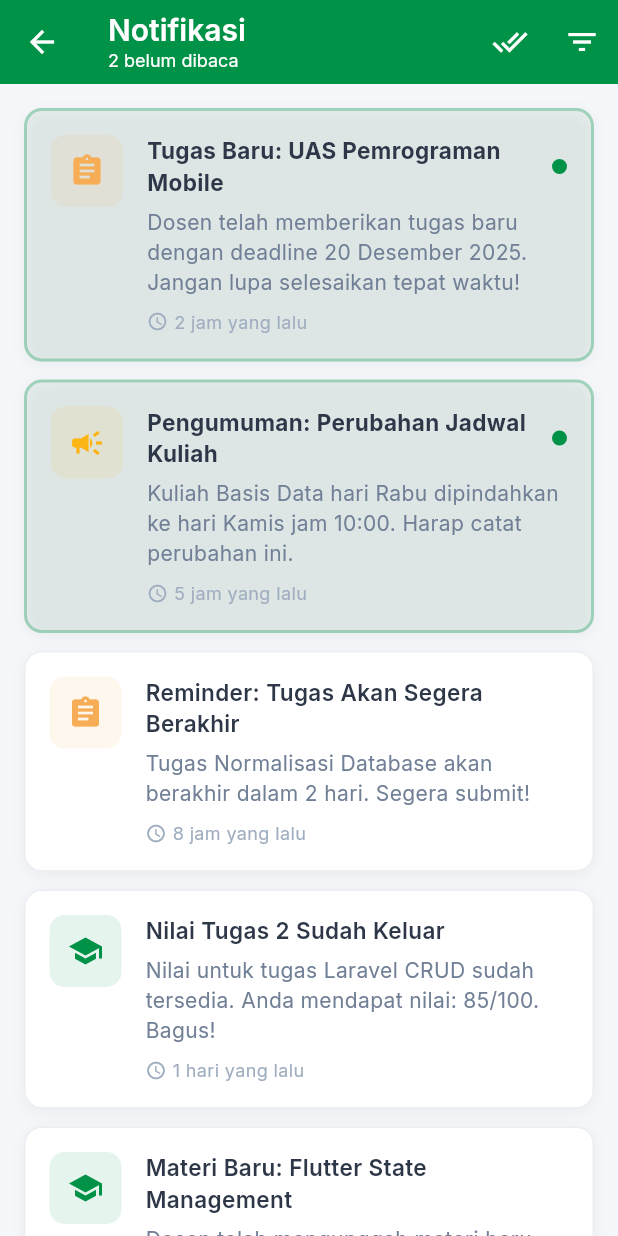
After one commit to siapaajaboleh888/UAS_Smart-UIM, a Flutter app: the NotificationScreen screen opened directly, on a phone screen of 412 x 824 dp. The commit adds this screen. Run offline on Flutter 3.47's test engine with Material 3 defaults, Android fonts, the phone set to English and light mode, and no system bars; our stand-ins replace google_fonts, shared_preferences; accounts and stored records are empty.

Commit message:
FEATURE: Ganti Profile tab jadi Notifikasi di bottom nav + Full notification system

```diff
--- /dev/null
+++ b/lib/models/notification_item.dart
@@ -0,0 +1,121 @@
+class NotificationItem {
+  final String id;
+  final String title;
+  final String message;
+  final String type; // assignment, announcement, course, system
+  final DateTime timestamp;
+  final bool isRead;
+  final String? actionUrl;
+
+  NotificationItem({
+    required this.id,
+    required this.title,
+    required this.message,
+    required this.type,
+    required this.timestamp,
+    this.isRead = false,
+    this.actionUrl,
+  });
+
+  String get timeAgo {
+    final difference = DateTime.now().difference(timestamp);
+
+    if (difference.inDays > 7) {
+      return '${difference.inDays ~/ 7} minggu yang lalu';
+    } else if (difference.inDays > 0) {
+      return '${difference.inDays} hari yang lalu';
+    } else if (difference.inHours > 0) {
+      return '${difference.inHours} jam yang lalu';
+    } else if (difference.inMinutes > 0) {
+      return '${difference.inMinutes} menit yang lalu';
+    } else {
+      return 'Baru saja';
+    }
+  }
+
+  static List<NotificationItem> getSampleNotifications() {
+    final now = DateTime.now();
+
+    return [
+      // Tugas baru
+      NotificationItem(
+        id: '1',
+        title: 'Tugas Baru: UAS Pemrograman Mobile',
+        message: 'Dosen telah memberikan tugas baru dengan deadline 20 Desember 2025. Jangan lupa selesaikan tepat waktu!',
+        type: 'assignment',
+        timestamp: now.subtract(const Duration(hours: 2)),
+        isRead: false,
+      ),
+
+      // Pengumuman
+      NotificationItem(
+        id: '2',
+        title: 'Pengumuman: Perubahan Jadwal Kuliah',
+        message: 'Kuliah Basis Data hari Rabu dipindahkan ke hari Kamis jam 10:00. Harap catat perubahan ini.',
+        type: 'announcement',
+        timestamp: now.subtract(const Duration(hours: 5)),
+        isRead: false,
+      ),
+
+      // Deadline reminder
+      NotificationItem(
+        id: '3',
+        title: 'Reminder: Tugas Akan Segera Berakhir',
+        message: 'Tugas Normalisasi Database akan berakhir dalam 2 hari. Segera submit!',
+        type: 'assignment',
+        timestamp: now.subtract(const Duration(hours: 8)),
+        isRead: true,
+      ),
+
+      // Nilai tugas
+      NotificationItem(
+        id: '4',
+        title: 'Nilai Tugas 2 Sudah Keluar',
+        message: 'Nilai untuk tugas Laravel CRUD sudah tersedia. Anda mendapat nilai: 85/100. Bagus!',
+        type: 'course',
+        timestamp: now.subtract(const Duration(days: 1)),
+        isRead: true,
+      ),
+
+      // Materi baru
+      NotificationItem(
+        id: '5',
+        title: 'Materi Baru: Flutter State Management',
+        message: 'Dosen telah mengunggah materi baru tentang Provider dan Riverpod. Silakan dipelajari.',
+        type: 'course',
+        timestamp: now.subtract(const Duration(days: 1, hours: 5)),
+        isRead: true,
+      ),
+
+      // System notification
+      NotificationItem(
+        id: '6',
+        title: 'Selamat Datang di Smart UIM!',
+        message: 'Terima kasih telah bergabung dengan Learning Management System Universitas Islam Madura.',
+        type: 'system',
+        timestamp: now.subtract(const Duration(days: 3)),
+        isRead: true,
+      ),
+
+      // Quiz notification
+      NotificationItem(
+        id: '7',
+        title: 'Quiz: Algoritma Sorting Tersedia',
+        message: 'Quiz 1 untuk mata kuliah Algoritma sudah dapat dikerjakan. Waktu pengerjaan: 60 menit.',
+        type: 'assignment',
+        timestamp: now.subtract(const Duration(days: 4)),
+        isRead: true,
+      ),
+
+      // Course update
+      NotificationItem(
+        id: '8',
+        title: 'Update: Jadwal Office Hours',
+        message: 'Pak Dosen akan mengadakan sesi tanya jawab online setiap Jumat pukul 14:00 via Zoom.',
+        type: 'announcement',
+        timestamp: now.subtract(const Duration(days: 5)),
+        isRead: true,
+      ),
+    ];
+  }
+}
--- a/lib/screens/home_screen.dart
+++ b/lib/screens/home_screen.dart
@@ -6,6 +6,7 @@ import '../models/announcement.dart';
 import '../services/user_service.dart';
 import '../models/user_model.dart';
 import 'package:intl/intl.dart';
+import 'profile_screen.dart';
 
 class HomeScreen extends StatelessWidget {
   const HomeScreen({super.key});
@@ -47,7 +48,17 @@ class HomeScreen extends StatelessWidget {
                       children: [
                           Row(
                           children: [
-                            CircleAvatar(
+                            GestureDetector(
+                              onTap: () {
+                                // Navigate to Profile screen
+                                Navigator.push(
+                                  context,
+                                  MaterialPageRoute(
+                                    builder: (context) => const ProfileScreen(),
+                                  ),
+                                );
+                              },
+                              child: CircleAvatar(
                                 radius: 30,
                                 backgroundColor: Colors.white,
                                 child: Text(
@@ -55,6 +66,7 @@ class HomeScreen extends StatelessWidget {
                                   style: Theme.of(context).textTheme.titleLarge?.copyWith(
                                     color: AppColors.primary,
                                     fontWeight: FontWeight.bold,
+                                  ),
                                 ),
                               ),
                             ),
@@ -86,8 +98,17 @@ class HomeScreen extends StatelessWidget {
                               ),
                             ),
                             IconButton(
-                              icon: const Icon(Icons.notifications_outlined, color: Colors.white),
-                              onPressed: () {},
+                              icon: const Icon(Icons.settings_outlined, color: Colors.white),
+                              tooltip: 'Pengaturan',
+                              onPressed: () {
+                                // Navigate to Profile/Settings
+                                Navigator.push(
+                                  context,
+                                  MaterialPageRoute(
+                                    builder: (context) => const ProfileScreen(),
+                                  ),
+                                );
+                              },
                             ),
                           ],
                         ),
--- a/lib/screens/main_screen.dart
+++ b/lib/screens/main_screen.dart
@@ -2,7 +2,7 @@ import 'package:flutter/material.dart';
 import '../constants/app_colors.dart';
 import 'home_screen.dart';
 import 'courses_screen.dart';
-import 'profile_screen.dart';
+import 'notification_screen.dart';
 
 class MainScreen extends StatefulWidget {
   const MainScreen({super.key});
@@ -17,7 +17,7 @@ class _MainScreenState extends State<MainScreen> {
   final List<Widget> _screens = [
     const HomeScreen(),
     const CoursesScreen(),
-    const ProfileScreen(),
+    const NotificationScreen(),  // Changed from ProfileScreen
   ];
 
   @override
@@ -53,9 +53,9 @@ class _MainScreenState extends State<MainScreen> {
               label: 'Kelas Saya',
             ),
             BottomNavigationBarItem(
-              icon: Icon(Icons.person_outline),
-              activeIcon: Icon(Icons.person),
-              label: 'Profile',
+              icon: Icon(Icons.notifications_outlined),
+              activeIcon: Icon(Icons.notifications),
+              label: 'Notifikasi',
             ),
           ],
         ),
--- /dev/null
+++ b/lib/screens/notification_screen.dart
@@ -0,0 +1,363 @@
+import 'package:flutter/material.dart';
+import '../constants/app_colors.dart';
+import '../models/notification_item.dart';
+
+class NotificationScreen extends StatefulWidget {
+  const NotificationScreen({super.key});
+
+  @override
+  State<NotificationScreen> createState() => _NotificationScreenState();
+}
+
+class _NotificationScreenState extends State<NotificationScreen> {
+  List<NotificationItem> notifications = NotificationItem.getSampleNotifications();
+  String selectedFilter = 'all'; // all, unread, read
+
+  List<NotificationItem> get filteredNotifications {
+    if (selectedFilter == 'unread') {
+      return notifications.where((n) => !n.isRead).toList();
+    } else if (selectedFilter == 'read') {
+      return notifications.where((n) => n.isRead).toList();
+    }
+    return notifications;
+  }
+
+  int get unreadCount => notifications.where((n) => !n.isRead).length;
+
+  void _markAsRead(String id) {
+    setState(() {
+      final index = notifications.indexWhere((n) => n.id == id);
+      if (index != -1) {
+        notifications[index] = NotificationItem(
+          id: notifications[index].id,
+          title: notifications[index].title,
+          message: notifications[index].message,
+          type: notifications[index].type,
+          timestamp: notifications[index].timestamp,
+          isRead: true,
+          actionUrl: notifications[index].actionUrl,
+        );
+      }
+    });
+  }
+
+  void _markAllAsRead() {
+    setState(() {
+      notifications = notifications.map((n) => NotificationItem(
+        id: n.id,
+        title: n.title,
+        message: n.message,
+        type: n.type,
+        timestamp: n.timestamp,
+        isRead: true,
+        actionUrl: n.actionUrl,
+      )).toList();
+    });
+
+    ScaffoldMessenger.of(context).showSnackBar(
+      const SnackBar(
+        content: Text('Semua notifikasi ditandai sudah dibaca'),
+        duration: Duration(seconds: 2),
+      ),
+    );
+  }
+
+  void _deleteNotification(String id) {
+    setState(() {
+      notifications.removeWhere((n) => n.id == id);
+    });
+
+    ScaffoldMessenger.of(context).showSnackBar(
+      SnackBar(
+        content: const Text('Notifikasi dihapus'),
+        duration: const Duration(seconds: 2),
+        action: SnackBarAction(
+          label: 'BATAL',
+          onPressed: () {
+            // Could implement undo functionality here
+          },
+        ),
+      ),
+    );
+  }
+
+  @override
+  Widget build(BuildContext context) {
+    return Scaffold(
+      appBar: AppBar(
+        title: Column(
+          crossAxisAlignment: CrossAxisAlignment.start,
+          children: [
+            const Text('Notifikasi'),
+            if (unreadCount > 0)
+              Text(
+                '$unreadCount belum dibaca',
+                style: const TextStyle(
+                  fontSize: 12,
+                  fontWeight: FontWeight.normal,
+                ),
+              ),
+          ],
+        ),
+        actions: [
+          if (unreadCount > 0)
+            IconButton(
+              icon: const Icon(Icons.done_all),
+              tooltip: 'Tandai semua sudah dibaca',
+              onPressed: _markAllAsRead,
+            ),
+          PopupMenuButton<String>(
+            icon: const Icon(Icons.filter_list),
+            onSelected: (value) {
+              setState(() {
+                selectedFilter = value;
+              });
+            },
+            itemBuilder: (context) => [
+              const PopupMenuItem(
+                value: 'all',
+                child: Text('Semua'),
+              ),
+              const PopupMenuItem(
+                value: 'unread',
+                child: Text('Belum Dibaca'),
+              ),
+              const PopupMenuItem(
+                value: 'read',
+                child: Text('Sudah Dibaca'),
+              ),
+            ],
+          ),
+        ],
+      ),
+      body: filteredNotifications.isEmpty
+          ? _buildEmptyState()
+          : ListView.builder(
+              padding: const EdgeInsets.all(16),
+              itemCount: filteredNotifications.length,
+              itemBuilder: (context, index) {
+                final notification = filteredNotifications[index];
+                return _buildNotificationCard(notification);
+              },
+            ),
+    );
+  }
+
+  Widget _buildEmptyState() {
+    return Center(
+      child: Column(
+        mainAxisAlignment: MainAxisAlignment.center,
+        children: [
+          Icon(
+            selectedFilter == 'unread'
+                ? Icons.notifications_active_outlined
+                : Icons.notifications_off_outlined,
+            size: 80,
+            color: AppColors.textLight,
+          ),
+          const SizedBox(height: 16),
+          Text(
+            selectedFilter == 'unread'
+                ? 'Tidak ada notifikasi baru'
+                : 'Tidak ada notifikasi',
+            style: const TextStyle(
+              fontSize: 18,
+              fontWeight: FontWeight.w600,
+              color: AppColors.textSecondary,
+            ),
+          ),
+          const SizedBox(height: 8),
+          Text(
+            selectedFilter == 'unread'
+                ? 'Anda sudah membaca semua notifikasi'
+                : 'Belum ada notifikasi untuk ditampilkan',
+            style: const TextStyle(
+              fontSize: 14,
+              color: AppColors.textLight,
+            ),
+            textAlign: TextAlign.center,
+          ),
+        ],
+      ),
+    );
+  }
+
+  Widget _buildNotificationCard(NotificationItem notification) {
+    IconData icon;
+    Color iconColor;
+
+    switch (notification.type) {
+      case 'assignment':
+        icon = Icons.assignment;
+        iconColor = AppColors.warning;
+        break;
+      case 'announcement':
+        icon = Icons.campaign;
+        iconColor = AppColors.accent;
+        break;
+      case 'course':
+        icon = Icons.school;
+        iconColor = AppColors.primary;
+        break;
+      case 'system':
+        icon = Icons.info_outline;
+        iconColor = AppColors.textSecondary;
+        break;
+      default:
+        icon = Icons.notifications;
+        iconColor = AppColors.primary;
+    }
+
+    return Dismissible(
+      key: Key(notification.id),
+      direction: DismissDirection.endToStart,
+      background: Container(
+        margin: const EdgeInsets.only(bottom: 12),
+        padding: const EdgeInsets.symmetric(horizontal: 20),
+        decoration: BoxDecoration(
+          color: AppColors.error,
+          borderRadius: BorderRadius.circular(12),
+        ),
+        alignment: Alignment.centerRight,
+        child: const Icon(
+          Icons.delete_outline,
+          color: Colors.white,
+          size: 28,
+        ),
+      ),
+      onDismissed: (direction) {
+        _deleteNotification(notification.id);
+      },
+      child: Container(
+        margin: const EdgeInsets.only(bottom: 12),
+        decoration: BoxDecoration(
+          color: notification.isRead
+              ? Colors.white
+              : AppColors.primary.withOpacity(0.05),
+          borderRadius: BorderRadius.circular(12),
+          border: Border.all(
+            color: notification.isRead
+                ? AppColors.textLight.withOpacity(0.2)
+                : AppColors.primary.withOpacity(0.3),
+            width: notification.isRead ? 1 : 2,
+          ),
+          boxShadow: [
+            BoxShadow(
+              color: Colors.black.withOpacity(0.05),
+              blurRadius: 8,
+              offset: const Offset(0, 2),
+            ),
+          ],
+        ),
+        child: Material(
+          color: Colors.transparent,
+          child: InkWell(
+            borderRadius: BorderRadius.circular(12),
+            onTap: () {
+              if (!notification.isRead) {
+                _markAsRead(notification.id);
+              }
+              // Could navigate to related content here
+              ScaffoldMessenger.of(context).showSnackBar(
+                SnackBar(
+                  content: Text('Membuka: ${notification.title}'),
+                  duration: const Duration(seconds: 1),
+                ),
+              );
+            },
+            child: Padding(
+              padding: const EdgeInsets.all(16),
+              child: Row(
+                crossAxisAlignment: CrossAxisAlignment.start,
+                children: [
+                  // Icon
+                  Container(
+                    padding: const EdgeInsets.all(12),
+                    decoration: BoxDecoration(
+                      color: iconColor.withOpacity(0.1),
+                      borderRadius: BorderRadius.circular(10),
+                    ),
+                    child: Icon(
+                      icon,
+                      color: iconColor,
+                      size: 24,
+                    ),
+                  ),
+
+                  const SizedBox(width: 16),
+
+                  // Content
+                  Expanded(
+                    child: Column(
+                      crossAxisAlignment: CrossAxisAlignment.start,
+                      children: [
+                        Row(
+                          children: [
+                            Expanded(
+                              child: Text(
+                                notification.title,
+                                style: TextStyle(
+                                  fontSize: 15,
+                                  fontWeight: notification.isRead
+                                      ? FontWeight.w600
+                                      : FontWeight.bold,
+                                  color: AppColors.textPrimary,
+                                ),
+                              ),
+                            ),
+                            if (!notification.isRead)
+                              Container(
+                                width: 10,
+                                height: 10,
+                                decoration: const BoxDecoration(
+                                  color: AppColors.primary,
+                                  shape: BoxShape.circle,
+                                ),
+                              ),
+                          ],
+                        ),
+
+                        const SizedBox(height: 6),
+
+                        Text(
+                          notification.message,
+                          style: const TextStyle(
+                            fontSize: 14,
+                            color: AppColors.textSecondary,
+                            height: 1.4,
+                          ),
+                          maxLines: 3,
+                          overflow: TextOverflow.ellipsis,
+                        ),
+
+                        const SizedBox(height: 8),
+
+                        Row(
+                          children: [
+                            Icon(
+                              Icons.access_time,
+                              size: 14,
+                              color: AppColors.textLight,
+                            ),
+                            const SizedBox(width: 4),
+                            Text(
+                              notification.timeAgo,
+                              style: TextStyle(
+                                fontSize: 12,
+                                color: AppColors.textLight,
+                              ),
+                            ),
+                          ],
+                        ),
+                      ],
+                    ),
+                  ),
+                ],
+              ),
+            ),
+          ),
+        ),
+      ),
+    );
+  }
+}
```
Also changed, not shown: 1 other file. Lines whose indentation alone changed are shown as unchanged.
